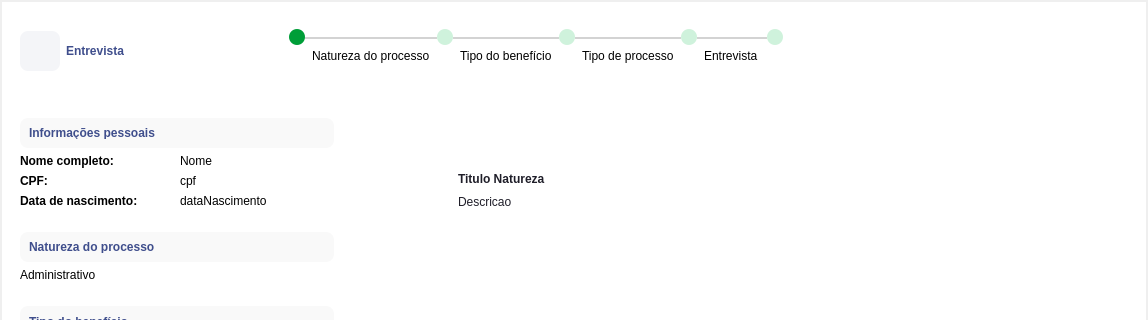
First picture: the form in Design/UI/newEntrevistaPrincipal.ui, repository newprev/PrevCliente, before the edit; both pictures show x 0 to 1148 and y 0 to 320 of the 1148 by 568 pixel window.
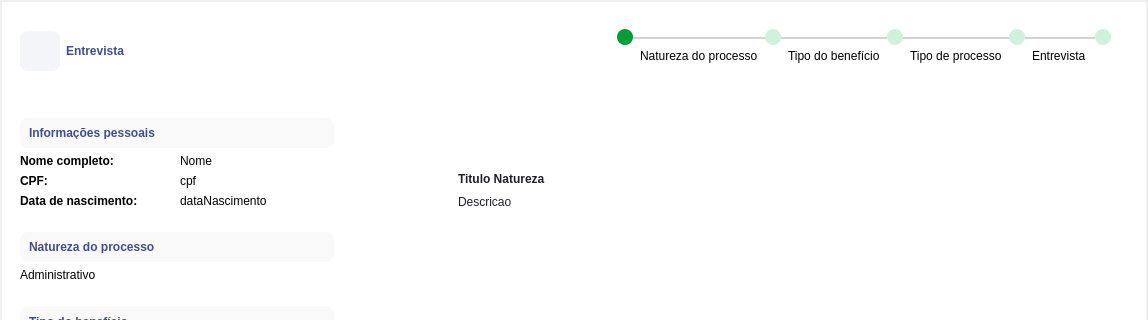
Second picture: the form after the edit. Icons and pictures are not drawn.

The edit to the form file:
```diff
--- a/Design/UI/newEntrevistaPrincipal.ui
+++ b/Design/UI/newEntrevistaPrincipal.ui
@@ -178,23 +178,7 @@
               </property>
              </widget>
             </item>
-            <item>
-             <spacer name="horizontalSpacer_2">
-              <property name="orientation">
-               <enum>Qt::Horizontal</enum>
-              </property>
-              <property name="sizeType">
-               <enum>QSizePolicy::Fixed</enum>
-              </property>
-              <property name="sizeHint" stdset="0">
-               <size>
-                <width>150</width>
-                <height>20</height>
-               </size>
-              </property>
-             </spacer>
-            </item>
-            <item>
+            <item alignment="Qt::AlignHCenter">
              <widget class="QFrame" name="frMigalhas">
               <property name="sizePolicy">
                <sizepolicy hsizetype="Preferred" vsizetype="Preferred">
@@ -276,6 +260,12 @@
                </item>
                <item>
                 <widget class="QFrame" name="frame_4">
+                 <property name="sizePolicy">
+                  <sizepolicy hsizetype="Preferred" vsizetype="MinimumExpanding">
+                   <horstretch>0</horstretch>
+                   <verstretch>0</verstretch>
+                  </sizepolicy>
+                 </property>
                  <property name="frameShape">
                   <enum>QFrame::NoFrame</enum>
                  </property>
@@ -300,6 +290,12 @@
                   </property>
                   <item>
                    <widget class="QFrame" name="frSeparador1">
+                    <property name="sizePolicy">
+                     <sizepolicy hsizetype="Preferred" vsizetype="MinimumExpanding">
+                      <horstretch>0</horstretch>
+                      <verstretch>0</verstretch>
+                     </sizepolicy>
+                    </property>
                     <property name="minimumSize">
                      <size>
                       <width>70</width>
@@ -322,6 +318,12 @@
                   </item>
                   <item alignment="Qt::AlignVCenter">
                    <widget class="QLabel" name="lbInfoNatureza">
+                    <property name="sizePolicy">
+                     <sizepolicy hsizetype="Preferred" vsizetype="MinimumExpanding">
+                      <horstretch>0</horstretch>
+                      <verstretch>0</verstretch>
+                     </sizepolicy>
+                    </property>
                     <property name="text">
                      <string>Natureza do processo</string>
                     </property>
@@ -394,6 +396,12 @@
                </item>
                <item>
                 <widget class="QFrame" name="frame_6">
+                 <property name="sizePolicy">
+                  <sizepolicy hsizetype="Preferred" vsizetype="MinimumExpanding">
+                   <horstretch>0</horstretch>
+                   <verstretch>0</verstretch>
+                  </sizepolicy>
+                 </property>
                  <property name="frameShape">
                   <enum>QFrame::NoFrame</enum>
                  </property>
@@ -418,6 +426,12 @@
                   </property>
                   <item>
                    <widget class="QFrame" name="frSeparador2">
+                    <property name="sizePolicy">
+                     <sizepolicy hsizetype="Preferred" vsizetype="MinimumExpanding">
+                      <horstretch>0</horstretch>
+                      <verstretch>0</verstretch>
+                     </sizepolicy>
+                    </property>
                     <property name="minimumSize">
                      <size>
                       <width>70</width>
@@ -440,6 +454,12 @@
                   </item>
                   <item alignment="Qt::AlignVCenter">
                    <widget class="QLabel" name="lbInfoTpBeneficio">
+                    <property name="sizePolicy">
+                     <sizepolicy hsizetype="Preferred" vsizetype="MinimumExpanding">
+                      <horstretch>0</horstretch>
+                      <verstretch>0</verstretch>
+                     </sizepolicy>
+                    </property>
                     <property name="text">
                      <string>Tipo do benefício</string>
                     </property>
@@ -512,6 +532,12 @@
                </item>
                <item>
                 <widget class="QFrame" name="frame_5">
+                 <property name="sizePolicy">
+                  <sizepolicy hsizetype="Preferred" vsizetype="MinimumExpanding">
+                   <horstretch>0</horstretch>
+                   <verstretch>0</verstretch>
+                  </sizepolicy>
+                 </property>
                  <property name="frameShape">
                   <enum>QFrame::NoFrame</enum>
                  </property>
@@ -536,6 +562,12 @@
                   </property>
                   <item>
                    <widget class="QFrame" name="frSeparador3">
+                    <property name="sizePolicy">
+                     <sizepolicy hsizetype="Preferred" vsizetype="MinimumExpanding">
+                      <horstretch>0</horstretch>
+                      <verstretch>0</verstretch>
+                     </sizepolicy>
+                    </property>
                     <property name="minimumSize">
                      <size>
                       <width>70</width>
@@ -558,6 +590,12 @@
                   </item>
                   <item alignment="Qt::AlignVCenter">
                    <widget class="QLabel" name="lbInfoTpProcesso">
+                    <property name="sizePolicy">
+                     <sizepolicy hsizetype="Preferred" vsizetype="MinimumExpanding">
+                      <horstretch>0</horstretch>
+                      <verstretch>0</verstretch>
+                     </sizepolicy>
+                    </property>
                     <property name="text">
                      <string>Tipo de processo</string>
                     </property>
@@ -630,6 +668,12 @@
                </item>
                <item>
                 <widget class="QFrame" name="frame_14">
+                 <property name="sizePolicy">
+                  <sizepolicy hsizetype="Preferred" vsizetype="MinimumExpanding">
+                   <horstretch>0</horstretch>
+                   <verstretch>0</verstretch>
+                  </sizepolicy>
+                 </property>
                  <property name="frameShape">
                   <enum>QFrame::NoFrame</enum>
                  </property>
@@ -654,6 +698,12 @@
                   </property>
                   <item>
                    <widget class="QFrame" name="frSeparador4">
+                    <property name="sizePolicy">
+                     <sizepolicy hsizetype="Preferred" vsizetype="MinimumExpanding">
+                      <horstretch>0</horstretch>
+                      <verstretch>0</verstretch>
+                     </sizepolicy>
+                    </property>
                     <property name="minimumSize">
                      <size>
                       <width>70</width>
@@ -676,6 +726,12 @@
                   </item>
                   <item>
                    <widget class="QLabel" name="lbInfoEntrevista">
+                    <property name="sizePolicy">
+                     <sizepolicy hsizetype="Preferred" vsizetype="MinimumExpanding">
+                      <horstretch>0</horstretch>
+                      <verstretch>0</verstretch>
+                     </sizepolicy>
+                    </property>
                     <property name="text">
                      <string>Entrevista</string>
                     </property>
@@ -749,22 +805,6 @@
               </layout>
              </widget>
             </item>
-            <item>
-             <spacer name="horizontalSpacer">
-              <property name="orientation">
-               <enum>Qt::Horizontal</enum>
-              </property>
-              <property name="sizeType">
-               <enum>QSizePolicy::Expanding</enum>
-              </property>
-              <property name="sizeHint" stdset="0">
-               <size>
-                <width>40</width>
-                <height>20</height>
-               </size>
-              </property>
-             </spacer>
-            </item>
            </layout>
           </widget>
          </item>
```
